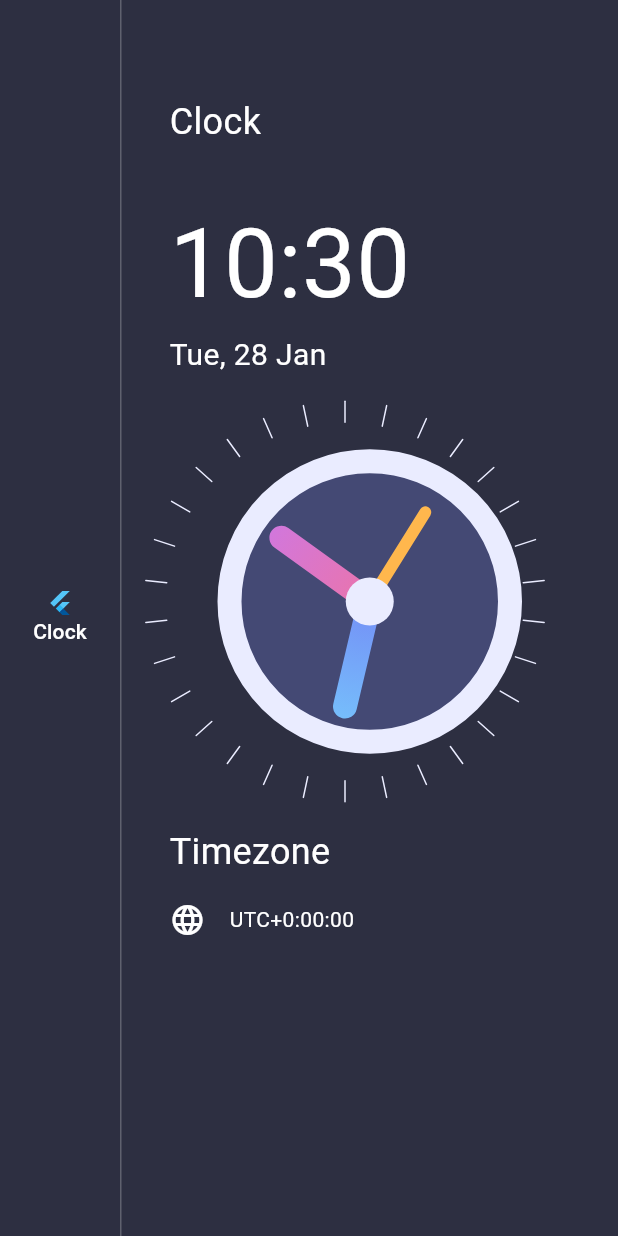
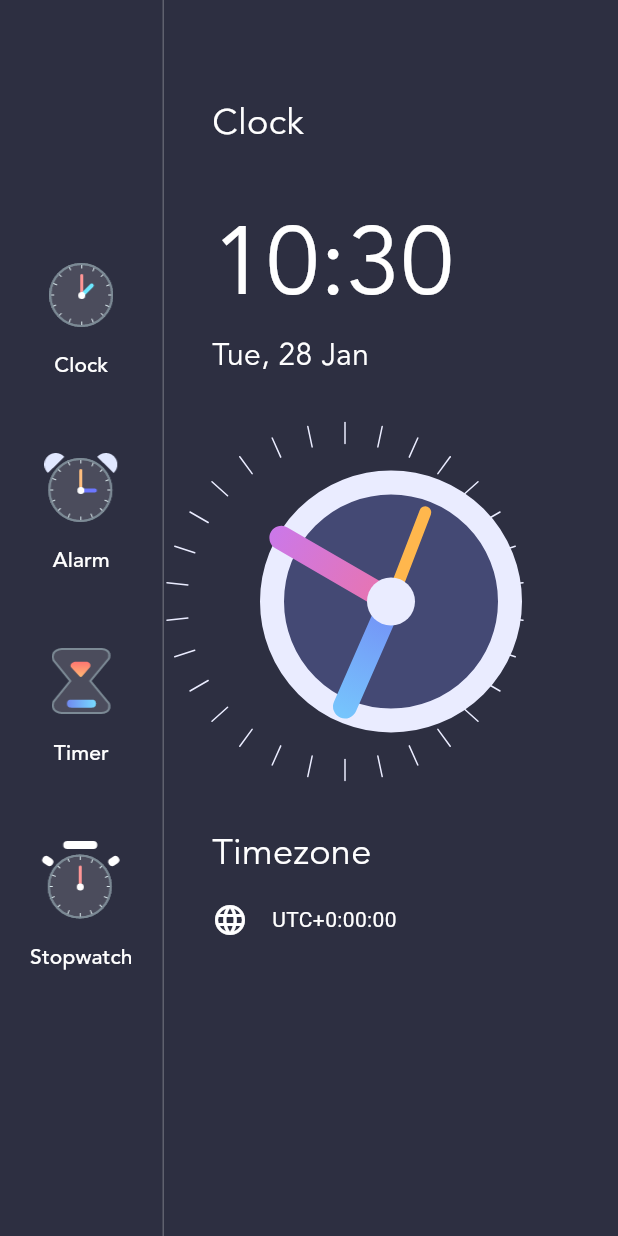
Before and after one commit to parth-darji/clock_cp_app, a Flutter app: the screen it shows after launch, on a phone screen of 412 x 824 dp. Run offline on Flutter 3.47's test engine with Material 3 defaults, Android fonts, the phone set to English and light mode, and no system bars.

Commit message:
side menu created

```diff
--- a/lib/home_page.dart
+++ b/lib/home_page.dart
@@ -25,20 +25,21 @@ class HomePage extends StatelessWidget {
             child: Column(
               mainAxisAlignment: MainAxisAlignment.center,
               children: [
-                TextButton(
-                  onPressed: () {},
-                  child: Column(
-                    children: [
-                      FlutterLogo(),
-                      Text(
-                        "Clock",
-                        style: TextStyle(
-                          color: Colors.white,
-                          fontSize: 14,
-                        ),
-                      ),
-                    ],
-                  ),
+                _buildMenuButton(
+                  title: "Clock",
+                  image: "assets/clock_icon.png",
+                ),
+                _buildMenuButton(
+                  title: "Alarm",
+                  image: "assets/alarm_icon.png",
+                ),
+                _buildMenuButton(
+                  title: "Timer",
+                  image: "assets/timer_icon.png",
+                ),
+                _buildMenuButton(
+                  title: "Stopwatch",
+                  image: "assets/stopwatch_icon.png",
                 ),
               ],
             ),
@@ -63,6 +64,7 @@ class HomePage extends StatelessWidget {
                     style: TextStyle(
                       color: Colors.white,
                       fontSize: 24,
+                      fontFamily: "avenir",
                     ),
                   ),
                   SizedBox(height: 32),
@@ -71,6 +73,7 @@ class HomePage extends StatelessWidget {
                     style: TextStyle(
                       color: Colors.white,
                       fontSize: 64,
+                      fontFamily: "avenir",
                     ),
                   ),
                   Text(
@@ -78,6 +81,7 @@ class HomePage extends StatelessWidget {
                     style: TextStyle(
                       color: Colors.white,
                       fontSize: 20,
+                      fontFamily: "avenir",
                     ),
                   ),
                   ClockView(),
@@ -86,6 +90,7 @@ class HomePage extends StatelessWidget {
                     style: TextStyle(
                       color: Colors.white,
                       fontSize: 24,
+                      fontFamily: "avenir",
                     ),
                   ),
                   SizedBox(height: 16),
@@ -113,4 +118,35 @@ class HomePage extends StatelessWidget {
       ),
     );
   }
+
+  Widget _buildMenuButton({
+    required String title,
+    required String image,
+  }) {
+    return Padding(
+      padding: const EdgeInsets.symmetric(
+        vertical: 16,
+      ),
+      child: TextButton(
+        onPressed: () {},
+        child: Column(
+          children: [
+            Image.asset(
+              image,
+              scale: 1.5,
+            ),
+            SizedBox(height: 16),
+            Text(
+              title,
+              style: TextStyle(
+                color: Colors.white,
+                fontSize: 14,
+                fontFamily: "avenir",
+              ),
+            ),
+          ],
+        ),
+      ),
+    );
+  }
 }
```
Also changed, not shown: pubspec.yaml (+12 -13 lines), assets/add_alarm.png (added), assets/alarm_icon.png (added), assets/clock_icon.png (added), assets/fonts/Avenir-Book.ttf (added), assets/fonts/Avenir-Heavy.ttf (added), assets/fonts/Avenir-Light.ttf (added), assets/fonts/Avenir-Medium.ttf (added), assets/stopwatch_icon.png (added), assets/timer_icon.png (added).
